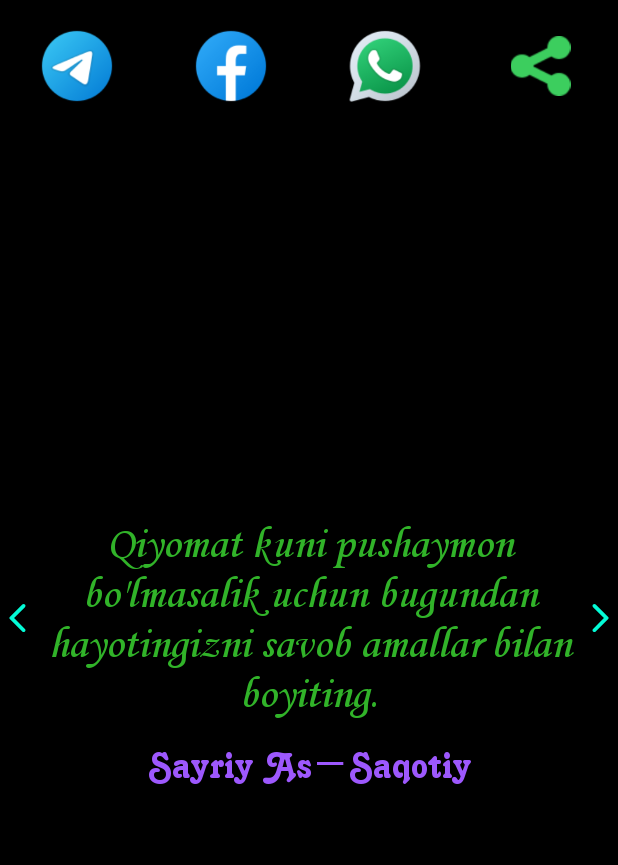
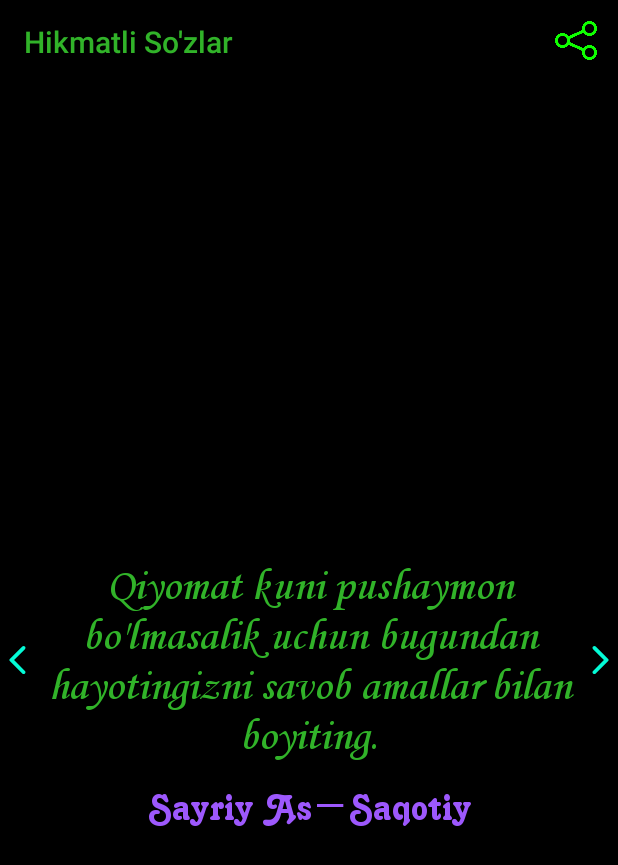
Before and after one commit to abdullohR/TestApp, an Android app: the screen it shows after launch (MainActivity), on a phone screen of 412 x 824 dp. Shown: the top 865 px of the screen. Run offline under Robolectric (Android 15) with nearby library versions, the light colour scheme and no system bars.

Commit message:
Menu & ActionBar

```diff
--- a/app/src/main/java/com/rasulovabdullokh/testapp/ui/MainActivity.kt
+++ b/app/src/main/java/com/rasulovabdullokh/testapp/ui/MainActivity.kt
@@ -8,6 +8,8 @@ import android.content.Context
 import android.content.Intent
 import android.os.Build
 import android.os.Bundle
+import android.view.Menu
+import android.view.MenuItem
 import androidx.annotation.RequiresApi
 import androidx.appcompat.app.AppCompatActivity
 import com.rasulovabdullokh.testapp.R
@@ -27,7 +29,6 @@ class MainActivity : AppCompatActivity() {
     private val binding get() = _binding!!
     private val data1 = DataBase.getDataBase().sozlar
 
-
     override fun onCreate(savedInstanceState: Bundle?) {
         super.onCreate(savedInstanceState)
         setTheme(R.style.Theme_TestApp)
@@ -35,9 +36,32 @@ class MainActivity : AppCompatActivity() {
         setContentView(binding.root)
         binding.onBoard.adapter = adapter
         loadBoardData()
-        share()
         /*createNotification()*/
 
+    }
+
+    override fun onCreateOptionsMenu(menu: Menu?): Boolean {
+        menuInflater.inflate(R.menu.app_menu, menu)
+        return true
+    }
+
+    override fun onOptionsItemSelected(item: MenuItem): Boolean {
+        when(item.itemId){
+            R.id.telegram -> sendData(getString(R.string.Telegram))
+            R.id.facebook -> sendData(getString(R.string.Facebook))
+            R.id.whatsApp -> sendData(getString(R.string.WhatsApp))
+            R.id.mainSh -> share()
+        }
+        return true
+    }
+    private fun share(){
+        val title = "link to download the application"
+        val description = "Hikmatli So'zalr"
+        val shareIntent = Intent(Intent.ACTION_SEND)
+        shareIntent.type = "text/plain"
+        shareIntent.putExtra(Intent.EXTRA_SUBJECT, title)
+        shareIntent.putExtra(Intent.EXTRA_TEXT, description)
+        startActivity(shareIntent)
     }
 
     /*@RequiresApi(Build.VERSION_CODES.M)
@@ -78,27 +102,7 @@ class MainActivity : AppCompatActivity() {
 
     }*/
 
-    private fun share() {
-        binding.mainShare.setOnClickListener() {
-            val title = "link to download the application"
-            val description = "Hikmatli Gaplar"
-            val shareIntent = Intent(Intent.ACTION_SEND)
-            shareIntent.type = "text/plain"
-            shareIntent.putExtra(Intent.EXTRA_SUBJECT, title)
-            shareIntent.putExtra(Intent.EXTRA_TEXT, description)
-            startActivity(shareIntent)
-        }
-        binding.telegramShare.setOnClickListener() {
-            sendData(getString(R.string.Telegram))
-        }
-        binding.facebookShare.setOnClickListener() {
-            sendData(getString(R.string.Facebook))
-        }
-        binding.whatsAppShare.setOnClickListener {
-            sendData(getString(R.string.WhatsApp))
-        }
 
-    }
 
     private fun sendData(string: String) {
         val myIntent = Intent(Intent.ACTION_SEND)
--- a/app/src/main/res/layout/activity_main.xml
+++ b/app/src/main/res/layout/activity_main.xml
@@ -33,45 +33,5 @@
         app:layout_constraintEnd_toEndOf="parent"
         app:layout_constraintTop_toTopOf="parent" />
 
-    <LinearLayout
-        android:layout_width="match_parent"
-        android:layout_height="?actionBarSize"
-        android:layout_marginTop="16dp"
-        android:orientation="horizontal"
-        android:weightSum="4"
-        app:layout_constraintEnd_toEndOf="parent"
-        app:layout_constraintStart_toStartOf="parent"
-        app:layout_constraintTop_toTopOf="parent">
-
-        <ImageView
-            android:id="@+id/telegramShare"
-            android:layout_width="0dp"
-            android:layout_height="match_parent"
-            android:layout_weight="1"
-            android:src="@drawable/telegram" />
-
-        <ImageView
-            android:id="@+id/facebookShare"
-            android:layout_width="0dp"
-            android:layout_height="match_parent"
-            android:layout_weight="1"
-            android:src="@drawable/facebook" />
-
-        <ImageView
-            android:id="@+id/whatsAppShare"
-            android:layout_width="0dp"
-            android:layout_height="match_parent"
-            android:layout_weight="1"
-            android:src="@drawable/whatsapp" />
-
-        <ImageView
-            android:id="@+id/mainShare"
-            android:layout_width="0dp"
-            android:layout_height="match_parent"
-            android:layout_weight="1"
-            android:padding="8dp"
-            android:src="@drawable/share" />
-    </LinearLayout>
-
 
 </androidx.constraintlayout.widget.ConstraintLayout>
--- /dev/null
+++ b/app/src/main/res/menu/app_menu.xml
@@ -0,0 +1,33 @@
+<?xml version="1.0" encoding="utf-8"?>
+<menu
+    xmlns:android="http://schemas.android.com/apk/res/android"
+    xmlns:app="http://schemas.android.com/apk/res-auto">
+    <item
+        android:id="@+id/menuShare"
+        android:icon="@drawable/share_icon"
+        android:title="Share"
+        app:showAsAction="always">
+        <menu>
+            <item android:id="@+id/telegram"
+                android:icon="@drawable/menu_telegram"
+                app:showAsAction="never"
+                android:orderInCategory="100"
+                android:title="@string/Telegram" />
+            <item android:id="@+id/facebook"
+                android:icon="@drawable/menu_facebook"
+                app:showAsAction="never"
+                android:orderInCategory="100"
+                android:title="@string/Facebook" />
+            <item android:id="@+id/whatsApp"
+                android:icon="@drawable/menu_whatsapp"
+                app:showAsAction="never"
+                android:orderInCategory="100"
+                android:title="@string/WhatsApp" />
+            <item android:id="@+id/mainSh"
+                android:icon="@drawable/menu_share"
+                app:showAsAction="never"
+                android:orderInCategory="100"
+                android:title="Umumiy share" />
+        </menu>
+    </item>
+</menu>
--- a/app/src/main/res/values-night/themes.xml
+++ b/app/src/main/res/values-night/themes.xml
@@ -1,14 +1,17 @@
 <resources xmlns:tools="http://schemas.android.com/tools">
     <!-- Base application theme. -->
-    <style name="Theme.TestApp" parent="Theme.AppCompat.DayNight.NoActionBar">
+    <style name="Theme.TestApp" parent="Theme.AppCompat.DayNight.DarkActionBar">
         <!-- Primary brand color. -->
-        <item name="colorPrimary">@color/purple_200</item>
+        <item name="colorPrimary">@color/black</item>
         <item name="colorPrimaryVariant">@color/purple_700</item>
         <item name="colorOnPrimary">@color/black</item>
         <!-- Secondary brand color. -->
         <item name="colorSecondary">@color/teal_200</item>
         <item name="colorSecondaryVariant">@color/teal_200</item>
         <item name="colorOnSecondary">@color/black</item>
+        <item name="titleTextColor">#0FFB00</item>
+        <item name="titleTextStyle">@font/type_true</item>
+
         <!-- Status bar color. -->
         <item name="android:statusBarColor" tools:targetApi="l">@color/black</item>
         <item name="android:navigationBarColor">@color/black</item>
--- a/app/src/main/res/values/colors.xml
+++ b/app/src/main/res/values/colors.xml
@@ -7,4 +7,6 @@
     <color name="teal_700">#FF018786</color>
     <color name="black">#FF000000</color>
     <color name="white">#FFFFFFFF</color>
+    <color name="ActionBarTitleColor">#31B329</color>
+    <color name="ActionBarColor">@color/black</color>
 </resources>
--- a/app/src/main/res/values/themes.xml
+++ b/app/src/main/res/values/themes.xml
@@ -1,14 +1,16 @@
 <resources xmlns:tools="http://schemas.android.com/tools">
     <!-- Base application theme. -->
-    <style name="Theme.TestApp" parent="Theme.AppCompat.DayNight.NoActionBar">
+    <style name="Theme.TestApp" parent="Theme.AppCompat.DayNight.DarkActionBar">
         <!-- Primary brand color. -->
-        <item name="colorPrimary">@color/purple_500</item>
+        <item name="colorPrimary">@color/black</item>
         <item name="colorPrimaryVariant">@color/purple_700</item>
         <item name="colorOnPrimary">@color/white</item>
         <!-- Secondary brand color. -->
         <item name="colorSecondary">@color/teal_200</item>
         <item name="colorSecondaryVariant">@color/teal_700</item>
         <item name="colorOnSecondary">@color/black</item>
+        <item name="titleTextColor">@color/ActionBarTitleColor</item>
+        <item name="titleTextStyle">@font/true_type</item>
         <!-- Status bar color. -->
         <item name="android:statusBarColor" tools:targetApi="l">@color/black</item>
         <item name="android:navigationBarColor">@color/black</item>
```
Also changed, not shown: app/src/main/res/drawable/menu_facebook.png (added), app/src/main/res/drawable/menu_share.png (added), app/src/main/res/drawable/menu_telegram.png (added), app/src/main/res/drawable/menu_whatsapp.png (added), app/src/main/res/drawable/share_icon.png (added).
